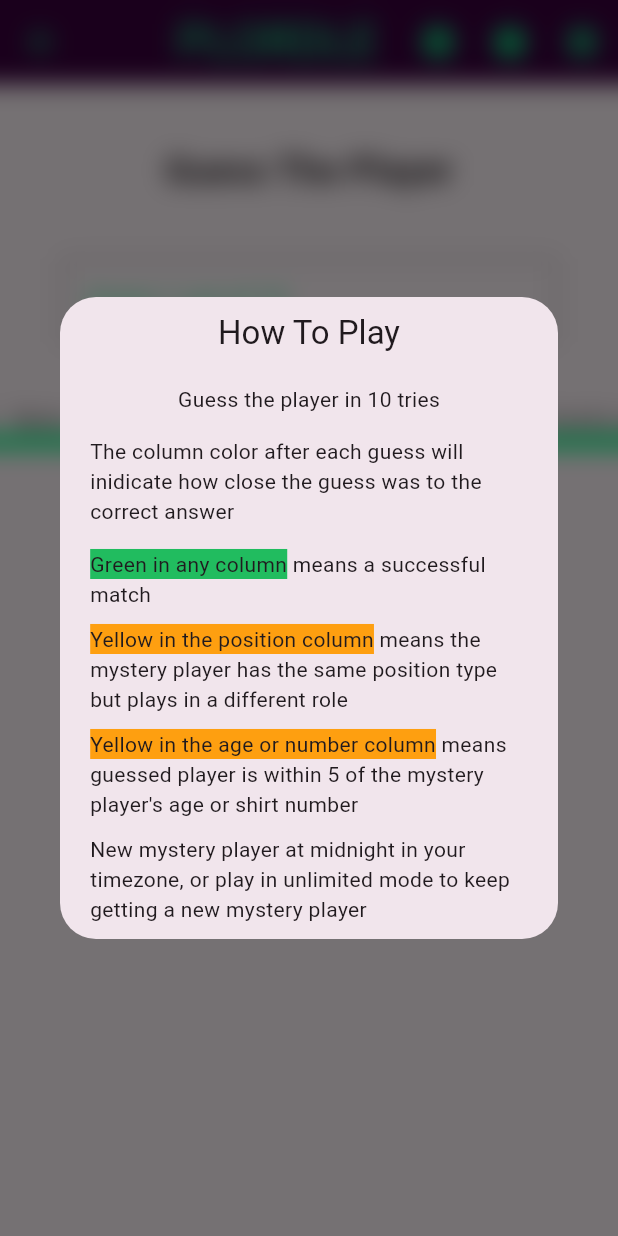
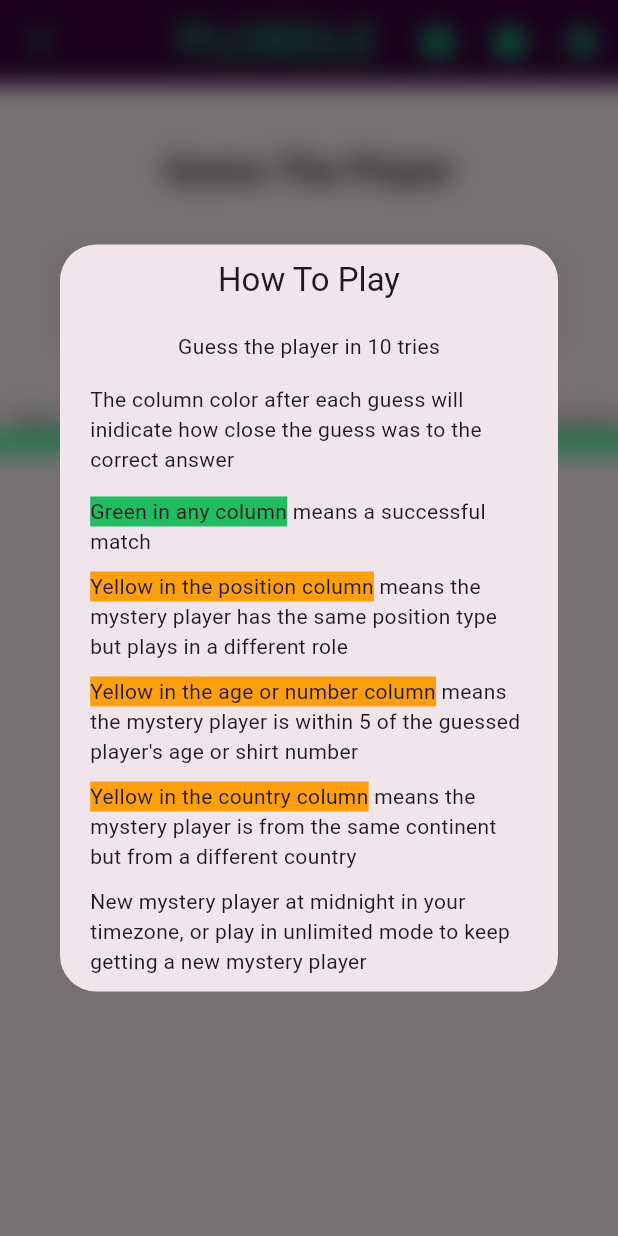
Before and after one commit to dhislop17/plordle, a Flutter app: the HomePage screen opened by its route, on a phone screen of 412 x 824 dp. Run offline on Flutter 3.47's test engine with Material 3 defaults, Android fonts, the light colour scheme and no system bars; drawn by our look-alikes of flutter_typeahead; our stand-ins replace diacritic, flutter_dotenv, get_it, logger, shared_preferences; missing offline and left inert: country_coder, flutter_timer_countdown; accounts and stored records are empty; network calls fail.

Commit message:
Added support for hints in the country column using continents

```diff
--- a/plordle/lib/models/guess.dart
+++ b/plordle/lib/models/guess.dart
@@ -6,16 +6,17 @@ class Guess {
   final int ageDiff;
   final int shirtNumberDiff;
   final bool sameCountry;
+  final bool sameContinent;
 
-  const Guess({
-    required this.guessName,
+  const Guess(
+      {required this.guessName,
       required this.sameTeam,
       required this.samePosition,
       required this.sameType,
       required this.shirtNumberDiff,
       required this.ageDiff,
       required this.sameCountry,
-  });
+      required this.sameContinent});
 
   @override
   String toString() {
--- a/plordle/lib/models/player.dart
+++ b/plordle/lib/models/player.dart
@@ -12,9 +12,10 @@ class Player {
   final int age;
   final String country;
   final String countryCode;
+  final String continent;
 
-  const Player({
-    required this.playerId,
+  const Player(
+      {required this.playerId,
       required this.name,
       required this.team,
       required this.teamAbbr,
@@ -24,7 +25,7 @@ class Player {
       required this.age,
       required this.country,
       required this.countryCode,
-  });
+      required this.continent});
 
   factory Player.fromJson(Map<String, dynamic> json) {
     String? teamAbbr = TextConstants.teamAbbreviations[json['team']];
@@ -40,7 +41,8 @@ class Player {
         shirtNumber: json['shirtNumber'],
         age: json['age'],
         country: json['country'],
-        countryCode: json['countryCode']);
+        countryCode: json['countryCode'],
+        continent: json['continent']);
   }
 
   String getFullTeamName() {
@@ -67,13 +69,12 @@ class Player {
       case DifficultyOptions.normal: //Mid Table
         additionalInfo =
             "#$shirtNumber - $positionType - $team - $age y/o - $country";
-      case DifficultyOptions
-            .hard: //Top Four Challenger (Maybe this could become contient one day)
+      case DifficultyOptions.hard: //Top Four Challenger
         additionalInfo = "#$shirtNumber - $positionType - $team - $country";
       case DifficultyOptions.extraHard: //Title Challenger
+        additionalInfo = "#$shirtNumber - $positionType - $team - $continent";
+      case DifficultyOptions.challenge: //Premier League Champion
         additionalInfo = "#$shirtNumber - $positionType - $team";
-      case DifficultyOptions.challenge: //Premier League Champion
-        additionalInfo = "#$shirtNumber - $team";
       default: //Invincibles
         additionalInfo = "";
     }
--- a/plordle/lib/ui/utils/text_constants.dart
+++ b/plordle/lib/ui/utils/text_constants.dart
@@ -31,7 +31,10 @@ class TextConstants {
   static const String helpDialogNumberText =
       'Yellow in the age or number column';
   static const String helpDialogNumberSubtext =
-      " means guessed player is within 5 of the mystery player's age or shirt number";
+      " means the mystery player is within 5 of the guessed player's age or shirt number";
+  static const String helpDialogCountryText = 'Yellow in the country column';
+  static const String helpDialogCountrySubtext =
+      " means the mystery player is from the same continent but from a different country";
   static const String helpDialogGameInfo =
       "New mystery player at midnight in your timezone, or play in unlimited mode to keep getting a new mystery player";
 
--- a/plordle/lib/ui/widgets/dialogs/help_dialog.dart
+++ b/plordle/lib/ui/widgets/dialogs/help_dialog.dart
@@ -73,6 +73,18 @@ class HelpDialog extends StatelessWidget {
               const SizedBox(
                 height: 10,
               ),
+              RichText(
+                  text: TextSpan(
+                      style: Theme.of(context).textTheme.bodyMedium,
+                      children: const [
+                    TextSpan(
+                        text: TextConstants.helpDialogCountryText,
+                        style: TextStyle(backgroundColor: Themes.guessYellow)),
+                    TextSpan(text: TextConstants.helpDialogCountrySubtext)
+                  ])),
+              const SizedBox(
+                height: 10,
+              ),
               Text(
                 TextConstants.helpDialogGameInfo,
                 style: Theme.of(context).textTheme.bodyMedium,
--- a/plordle/lib/ui/widgets/grid/grid_squares/country_square.dart
+++ b/plordle/lib/ui/widgets/grid/grid_squares/country_square.dart
@@ -36,6 +36,8 @@ class CountrySquare extends StatelessWidget {
   Color? _colorCountrySquare(Player player, Guess guess) {
     if (guess.sameCountry) {
       return Themes.guessGreen;
+    } else if (guess.sameContinent) {
+      return Themes.guessYellow;
     } else {
       return Themes.guessGrey;
     }
--- a/plordle/lib/view_models/user_view_model.dart
+++ b/plordle/lib/view_models/user_view_model.dart
@@ -196,7 +196,9 @@ class UserViewModel extends ChangeNotifier {
             playerViewModel.todaysPlayer.shirtNumber,
         ageDiff: guessedPlayer.age - playerViewModel.todaysPlayer.age,
         sameCountry:
-            guessedPlayer.country == playerViewModel.todaysPlayer.country);
+            guessedPlayer.country == playerViewModel.todaysPlayer.country,
+        sameContinent:
+            guessedPlayer.continent == playerViewModel.todaysPlayer.continent);
   }
 
   void _addGuess(Guess guess) {
```
Lines whose indentation alone changed are shown as unchanged.
